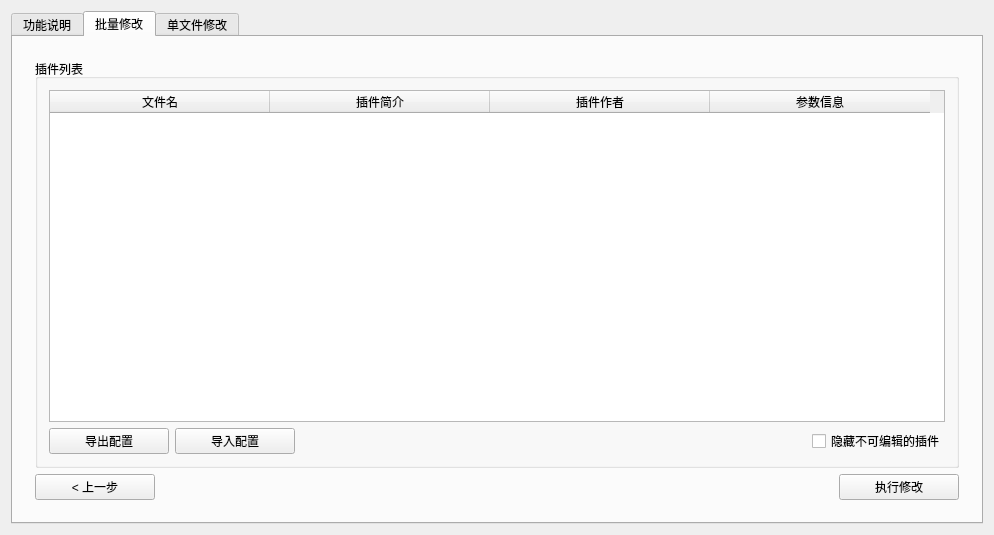
Qt form DrillLengthEditor/Source/MainModule/DrillLengthEditor.ui (DrillUp/DrillLengthEditor) before a commit.
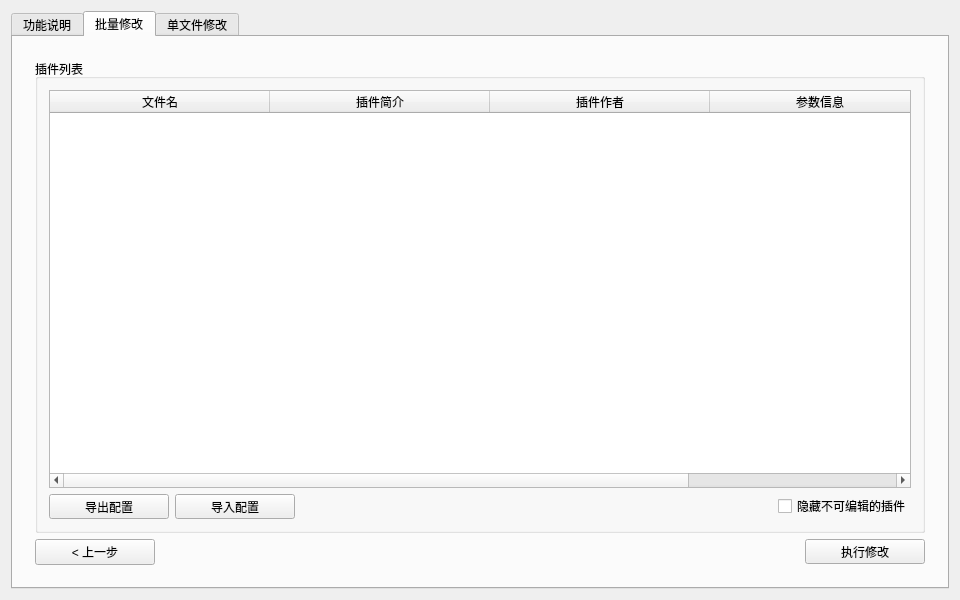
The same form after that commit. The open tabs and pages were chosen to show the change. Icons and pictures are not drawn.

The edit to the form file:
```diff
--- a/DrillLengthEditor/Source/MainModule/DrillLengthEditor.ui
+++ b/DrillLengthEditor/Source/MainModule/DrillLengthEditor.ui
@@ -6,8 +6,8 @@
    <rect>
     <x>0</x>
     <y>0</y>
-    <width>994</width>
-    <height>535</height>
+    <width>960</width>
+    <height>600</height>
    </rect>
   </property>
   <property name="windowTitle">
@@ -289,44 +289,6 @@
                <string>插件列表</string>
               </property>
               <layout class="QGridLayout" name="gridLayout_9">
-               <item row="1" column="0">
-                <widget class="QPushButton" name="pushButton_b_export">
-                 <property name="sizePolicy">
-                  <sizepolicy hsizetype="Fixed" vsizetype="Fixed">
-                   <horstretch>0</horstretch>
-                   <verstretch>0</verstretch>
-                  </sizepolicy>
-                 </property>
-                 <property name="minimumSize">
-                  <size>
-                   <width>120</width>
-                   <height>0</height>
-                  </size>
-                 </property>
-                 <property name="text">
-                  <string>导出配置</string>
-                 </property>
-                </widget>
-               </item>
-               <item row="1" column="1">
-                <widget class="QPushButton" name="pushButton_b_import">
-                 <property name="sizePolicy">
-                  <sizepolicy hsizetype="Fixed" vsizetype="Fixed">
-                   <horstretch>0</horstretch>
-                   <verstretch>0</verstretch>
-                  </sizepolicy>
-                 </property>
-                 <property name="minimumSize">
-                  <size>
-                   <width>120</width>
-                   <height>0</height>
-                  </size>
-                 </property>
-                 <property name="text">
-                  <string>导入配置</string>
-                 </property>
-                </widget>
-               </item>
                <item row="1" column="2">
                 <spacer name="horizontalSpacer_11">
                  <property name="orientation">
@@ -383,6 +345,70 @@
                  </column>
                 </widget>
                </item>
+               <item row="1" column="0">
+                <widget class="QToolButton" name="toolButton_b_export">
+                 <property name="sizePolicy">
+                  <sizepolicy hsizetype="Fixed" vsizetype="Fixed">
+                   <horstretch>0</horstretch>
+                   <verstretch>0</verstretch>
+                  </sizepolicy>
+                 </property>
+                 <property name="minimumSize">
+                  <size>
+                   <width>120</width>
+                   <height>0</height>
+                  </size>
+                 </property>
+                 <property name="text">
+                  <string> 导出配置 </string>
+                 </property>
+                 <property name="icon">
+                  <iconset resource="../../drillLengthEditor.qrc">
+                   <normaloff>:/DrillLengthEditor/Resources/icons/menu/Common_Export.png</normaloff>:/DrillLengthEditor/Resources/icons/menu/Common_Export.png</iconset>
+                 </property>
+                 <property name="iconSize">
+                  <size>
+                   <width>26</width>
+                   <height>26</height>
+                  </size>
+                 </property>
+                 <property name="toolButtonStyle">
+                  <enum>Qt::ToolButtonTextBesideIcon</enum>
+                 </property>
+                </widget>
+               </item>
+               <item row="1" column="1">
+                <widget class="QToolButton" name="toolButton_b_import">
+                 <property name="sizePolicy">
+                  <sizepolicy hsizetype="Fixed" vsizetype="Fixed">
+                   <horstretch>0</horstretch>
+                   <verstretch>0</verstretch>
+                  </sizepolicy>
+                 </property>
+                 <property name="minimumSize">
+                  <size>
+                   <width>120</width>
+                   <height>0</height>
+                  </size>
+                 </property>
+                 <property name="text">
+                  <string> 导入配置 </string>
+                 </property>
+                 <property name="icon">
+                  <iconset resource="../../drillLengthEditor.qrc">
+                   <normaloff>:/DrillLengthEditor/Resources/icons/menu/Common_Import .png</normaloff>:/DrillLengthEditor/Resources/icons/menu/Common_Import .png</iconset>
+                 </property>
+                 <property name="iconSize">
+                  <size>
+                   <width>26</width>
+                   <height>26</height>
+                  </size>
+                 </property>
+                 <property name="toolButtonStyle">
+                  <enum>Qt::ToolButtonTextBesideIcon</enum>
+                 </property>
+                </widget>
+               </item>
               </layout>
              </widget>
             </item>
@@ -434,7 +460,7 @@
                 </spacer>
                </item>
                <item>
-                <widget class="QPushButton" name="pushButton_b_submit">
+                <widget class="QToolButton" name="toolButton_b_submit">
                  <property name="sizePolicy">
                   <sizepolicy hsizetype="Fixed" vsizetype="Fixed">
                    <horstretch>0</horstretch>
@@ -448,7 +474,20 @@
                   </size>
                  </property>
                  <property name="text">
-                  <string>执行修改</string>
+                  <string> 执行修改 </string>
+                 </property>
+                 <property name="icon">
+                  <iconset resource="../../drillLengthEditor.qrc">
+                   <normaloff>:/DrillLengthEditor/Resources/icons/nav/Run.png</normaloff>:/DrillLengthEditor/Resources/icons/nav/Run.png</iconset>
+                 </property>
+                 <property name="iconSize">
+                  <size>
+                   <width>32</width>
+                   <height>32</height>
+                  </size>
+                 </property>
+                 <property name="toolButtonStyle">
+                  <enum>Qt::ToolButtonTextBesideIcon</enum>
                  </property>
                 </widget>
                </item>
```
Left out of the diff: 195 changed lines with no effect on the pictures.
